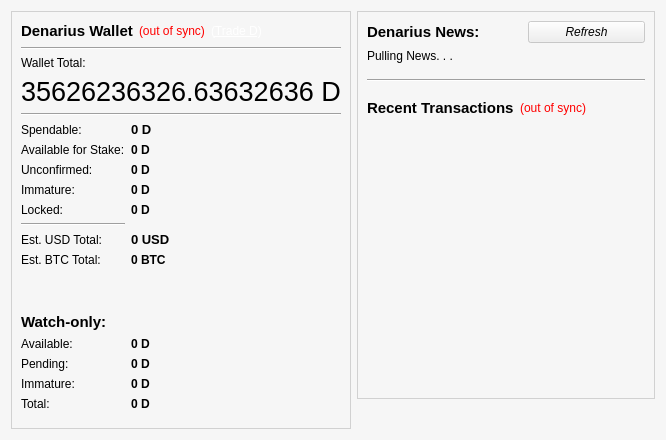
Qt form src/qt/forms/overviewpage.ui (metaspartan/denarius) before a commit.
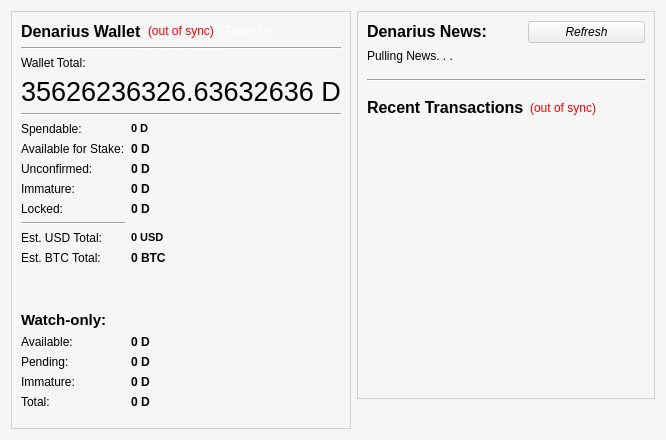
The same form after that commit. Icons and pictures are not drawn.

Commit message: Font Sizing on Overview

What changed in the file:
```diff
--- a/src/qt/forms/overviewpage.ui
+++ b/src/qt/forms/overviewpage.ui
@@ -134,7 +134,7 @@
          <widget class="QLabel" name="label_4">
           <property name="font">
            <font>
-            <pointsize>11</pointsize>
+            <pointsize>12</pointsize>
            </font>
           </property>
           <property name="text">
@@ -228,7 +228,7 @@
           </property>
           <property name="font">
            <font>
-            <pointsize>11</pointsize>
+            <pointsize>12</pointsize>
             <weight>75</weight>
             <bold>true</bold>
            </font>
@@ -339,7 +339,7 @@
            <widget class="QLabel" name="label_5">
             <property name="font">
              <font>
-              <pointsize>11</pointsize>
+              <pointsize>12</pointsize>
               <weight>75</weight>
               <bold>true</bold>
              </font>
@@ -573,7 +573,7 @@
            <widget class="QLabel" name="labelBalance">
             <property name="font">
              <font>
-              <pointsize>10</pointsize>
+              <pointsize>8</pointsize>
               <weight>75</weight>
               <bold>true</bold>
              </font>
@@ -646,7 +646,7 @@
            <widget class="QLabel" name="labelUSDTotal">
             <property name="font">
              <font>
-              <pointsize>10</pointsize>
+              <pointsize>8</pointsize>
               <weight>75</weight>
               <bold>true</bold>
              </font>
```
Left out of the diff: 1 changed line with no effect on the pictures.
